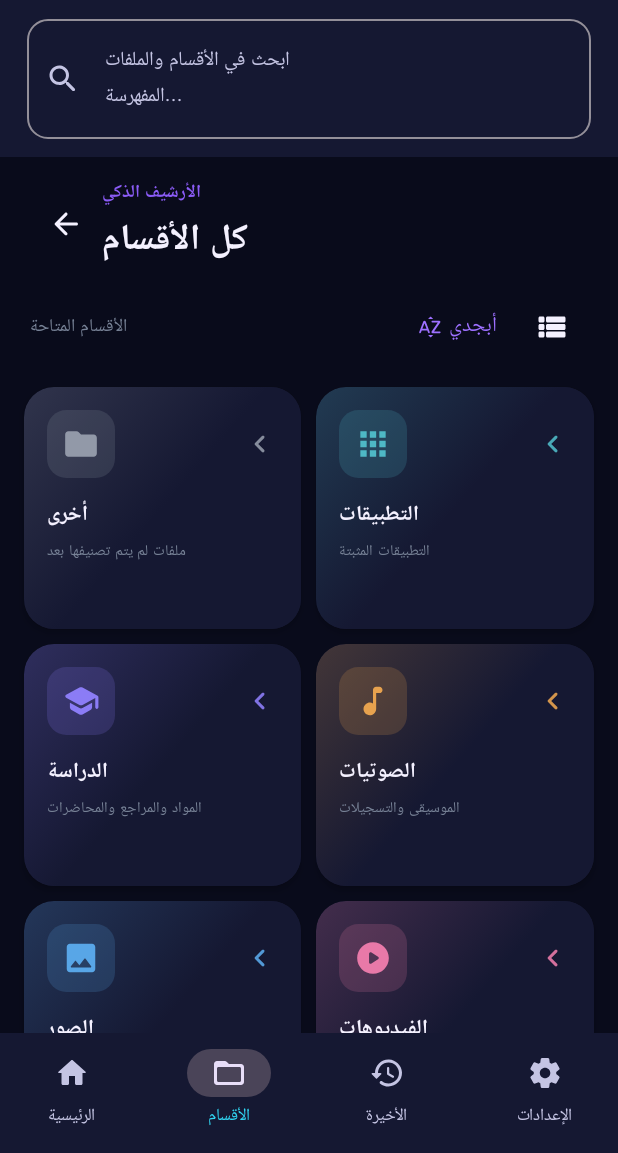
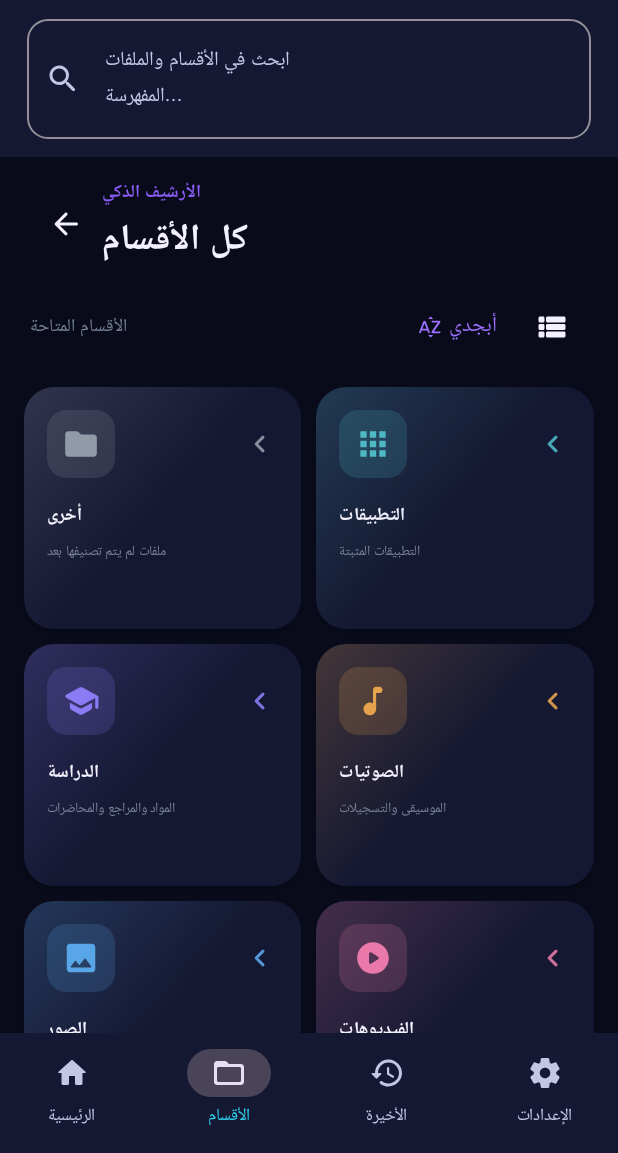
Before and after one commit to Mohamed2820/-FileFlow-Android-, an Android app built with Jetpack Compose: the screen it shows after launch (MainActivity), item 2 of the bottom bar chosen, on a phone screen of 412 x 824 dp, the part 83-1236 px from its top. Run offline under Robolectric (Android 15) with nearby library versions, the phone set to English and light mode, and no system bars; libraries missing offline, so code that uses them is left out: coil.decode; 1 statement that could not run was skipped.

Commit message:
Redesign FileFlow dashboard with compact category grid and smart sections

```diff
--- a/app/src/main/java/com/mohamed/fileflow/MainActivity.kt
+++ b/app/src/main/java/com/mohamed/fileflow/MainActivity.kt
@@ -202,61 +202,114 @@ private fun TopHeader(
 
 @Composable
 private fun HomeScreen(onNavigate: (String) -> Unit, onCategory: (String) -> Unit) {
+    val context = androidx.compose.ui.platform.LocalContext.current
+    var counts by remember { mutableStateOf<Map<String, Int>>(emptyMap()) }
+
+    LaunchedEffect(Unit) {
+        counts = withContext(Dispatchers.IO) {
+            val database = FileIndexDatabase(context)
+            try {
+                val all = database.allFiles()
+                categories.associate { category ->
+                    category.id to if (category.id == "empty") all.count { it.sizeBytes == 0L }
+                    else all.count { it.category == category.id }
+                }
+            } finally {
+                database.close()
+            }
+        }
+    }
+
+    val tileCategories = categories.filter {
+        it.id in setOf("images", "videos", "audio", "documents", "archives", "empty")
+    }
+    val wideCategories = categories.filter { it.id in setOf("study", "projects", "apps", "other", "installers", "code") }
+
     LazyColumn(
         modifier = Modifier.fillMaxSize(),
-        contentPadding = PaddingValues(start = 18.dp, end = 18.dp, top = 20.dp, bottom = 24.dp),
-        verticalArrangement = Arrangement.spacedBy(16.dp)
+        contentPadding = PaddingValues(start = 14.dp, end = 14.dp, top = 12.dp, bottom = 24.dp),
+        verticalArrangement = Arrangement.spacedBy(13.dp)
     ) {
         item {
             Card(
-                shape = RoundedCornerShape(24.dp),
+                shape = RoundedCornerShape(25.dp),
                 colors = CardDefaults.cardColors(containerColor = MaterialTheme.colorScheme.surface)
             ) {
                 Row(
                     Modifier.fillMaxWidth()
                         .background(
                             Brush.linearGradient(
-                                listOf(Color(0xFF21164C), Color(0xFF171A3D), Color(0xFF102A46))
+                                listOf(Color(0xFF29145D), Color(0xFF171A42), Color(0xFF073B59))
                             )
                         )
-                        .padding(18.dp),
+                        .padding(horizontal = 18.dp, vertical = 20.dp),
                     verticalAlignment = Alignment.CenterVertically
                 ) {
                     Column(Modifier.weight(1f)) {
-                        Text("FILEFLOW", color = Color(0xFFBDA3FF), fontSize = 11.sp, fontWeight = FontWeight.Bold)
+                        Text("FILEFLOW", color = Color(0xFFC5A9FF), fontSize = 11.sp, fontWeight = FontWeight.Bold)
                         Spacer(Modifier.height(5.dp))
-                        Text("إدارة ملفاتك بذكاء", color = Color.White, fontSize = 22.sp, fontWeight = FontWeight.Bold)
-                        Text("تصنيف ذكي • معاينات • وصول أسرع", color = Color(0xFFC6C6E8), fontSize = 11.sp)
+                        Text("كل ملفاتك.. بنظام أذكى", color = Color.White, fontSize = 22.sp, fontWeight = FontWeight.Bold)
+                        Text("تصنيف بالاسم • فئات متداخلة • معاينات", color = Color(0xFFD1D0F0), fontSize = 10.sp)
                     }
-                    Surface(shape = RoundedCornerShape(20.dp), color = Color(0xFF8050E8)) {
-                        Icon(Icons.Rounded.FolderCopy, null, tint = Color.White, modifier = Modifier.padding(14.dp).size(36.dp))
+                    Surface(shape = RoundedCornerShape(19.dp), color = Color(0xFF8050E8)) {
+                        Icon(Icons.Rounded.FolderCopy, null, tint = Color.White, modifier = Modifier.padding(13.dp).size(38.dp))
                     }
                 }
             }
         }
-        item {
-            StorageAccessPanel()
-        }
+        item { StorageAccessPanel() }
         item { DeviceStorageCard() }
         item {
             Row(verticalAlignment = Alignment.CenterVertically) {
-                Text("تصفح حسب النوع", fontSize = 18.sp, fontWeight = FontWeight.Bold, modifier = Modifier.weight(1f))
-                TextButton(onClick = { onNavigate("all") }) { Text("كل الأقسام") }
+                Text("الأقسام الرئيسية", fontSize = 17.sp, fontWeight = FontWeight.Bold, modifier = Modifier.weight(1f))
+                TextButton(onClick = { onNavigate("all") }) { Text("عرض الكل") }
             }
         }
-        items(categories.chunked(2)) { pair ->
-            Row(horizontalArrangement = Arrangement.spacedBy(10.dp)) {
-                pair.forEach { category -> CategoryCard(category, Modifier.weight(1f)) { onCategory(category.id) } }
-                if (pair.size == 1) Spacer(Modifier.weight(1f))
+        items(tileCategories.chunked(3)) { rowCategories ->
+            Row(horizontalArrangement = Arrangement.spacedBy(8.dp)) {
+                rowCategories.forEach { category ->
+                    CategoryCard(
+                        category = category,
+                        modifier = Modifier.weight(1f),
+                        count = counts[category.id]
+                    ) { onCategory(category.id) }
+                }
+                repeat(3 - rowCategories.size) { Spacer(Modifier.weight(1f)) }
+            }
+        }
+        item {
+            Text("التصنيف الذكي", fontSize = 17.sp, fontWeight = FontWeight.Bold)
+        }
+        items(wideCategories) { category ->
+            Card(
+                modifier = Modifier.fillMaxWidth().clickable { onCategory(category.id) },
+                shape = RoundedCornerShape(17.dp),
+                colors = CardDefaults.cardColors(containerColor = MaterialTheme.colorScheme.surface)
+            ) {
+                Row(
+                    Modifier.fillMaxWidth().padding(horizontal = 14.dp, vertical = 11.dp),
+                    verticalAlignment = Alignment.CenterVertically
+                ) {
+                    Surface(shape = RoundedCornerShape(12.dp), color = category.tint.copy(alpha = 0.16f)) {
+                        Icon(category.icon, null, tint = category.tint, modifier = Modifier.padding(10.dp).size(23.dp))
+                    }
+                    Spacer(Modifier.width(12.dp))
+                    Column(Modifier.weight(1f)) {
+                        Text(category.title, fontWeight = FontWeight.Bold, fontSize = 13.sp)
+                        Text(category.subtitle, color = muted, fontSize = 10.sp, maxLines = 1)
+                    }
+                    counts[category.id]?.let { Text("$it", color = category.tint, fontWeight = FontWeight.Bold) }
+                    Icon(Icons.Rounded.ChevronLeft, null, tint = muted)
+                }
             }
         }
         item {
             Card(shape = RoundedCornerShape(18.dp), colors = CardDefaults.cardColors(containerColor = MaterialTheme.colorScheme.surface)) {
-                Column(Modifier.fillMaxWidth().padding(18.dp), horizontalAlignment = Alignment.CenterHorizontally) {
-                    Icon(Icons.Rounded.Shield, null, tint = Color(0xFF39A77B), modifier = Modifier.size(28.dp))
-                    Spacer(Modifier.height(8.dp))
+                Column(Modifier.fillMaxWidth().padding(17.dp), horizontalAlignment = Alignment.CenterHorizontally) {
+                    Icon(Icons.Rounded.Shield, null, tint = Color(0xFF39A77B), modifier = Modifier.size(27.dp))
+                    Spacer(Modifier.height(7.dp))
                     Text("خصوصيتك أولاً", fontWeight = FontWeight.Bold)
-                    Text("الفهرسة محليًا، والملفات الأصلية لا تُنقل ولا تُعدّل أثناء الفهرسة.", color = muted, fontSize = 12.sp, textAlign = TextAlign.Center)
+                    Text("الفهرسة محليًا، والملفات الأصلية لا تُنقل ولا تُعدّل أثناء الفهرسة.", color = muted, fontSize = 11.sp, textAlign = TextAlign.Center)
                 }
             }
         }
@@ -264,7 +317,7 @@ private fun HomeScreen(onNavigate: (String) -> Unit, onCategory: (String) -> Uni
 }
 
 @Composable
-private fun CategoryCard(category: FileCategory, modifier: Modifier = Modifier, onClick: () -> Unit) {
+private fun CategoryCard(category: FileCategory, modifier: Modifier = Modifier, count: Int? = null, onClick: () -> Unit) {
     Card(
         modifier = modifier.clickable(onClick = onClick),
         shape = RoundedCornerShape(20.dp),
@@ -289,8 +342,9 @@ private fun CategoryCard(category: FileCategory, modifier: Modifier = Modifier,
                 Icon(Icons.Rounded.ChevronLeft, contentDescription = null, tint = category.tint.copy(alpha = 0.9f))
             }
             Spacer(Modifier.height(13.dp))
-            Text(category.title, fontWeight = FontWeight.Bold, fontSize = 14.sp, color = MaterialTheme.colorScheme.onSurface)
-            Text(category.subtitle, fontSize = 10.sp, color = muted, maxLines = 2, minLines = 2)
+            Text(category.title, fontWeight = FontWeight.Bold, fontSize = 12.sp, color = MaterialTheme.colorScheme.onSurface, maxLines = 1)
+            count?.let { Text("$it ملف", fontSize = 10.sp, color = category.tint, fontWeight = FontWeight.Bold) }
+            Text(category.subtitle, fontSize = 9.sp, color = muted, maxLines = 2, minLines = 2)
         }
     }
 }
```
